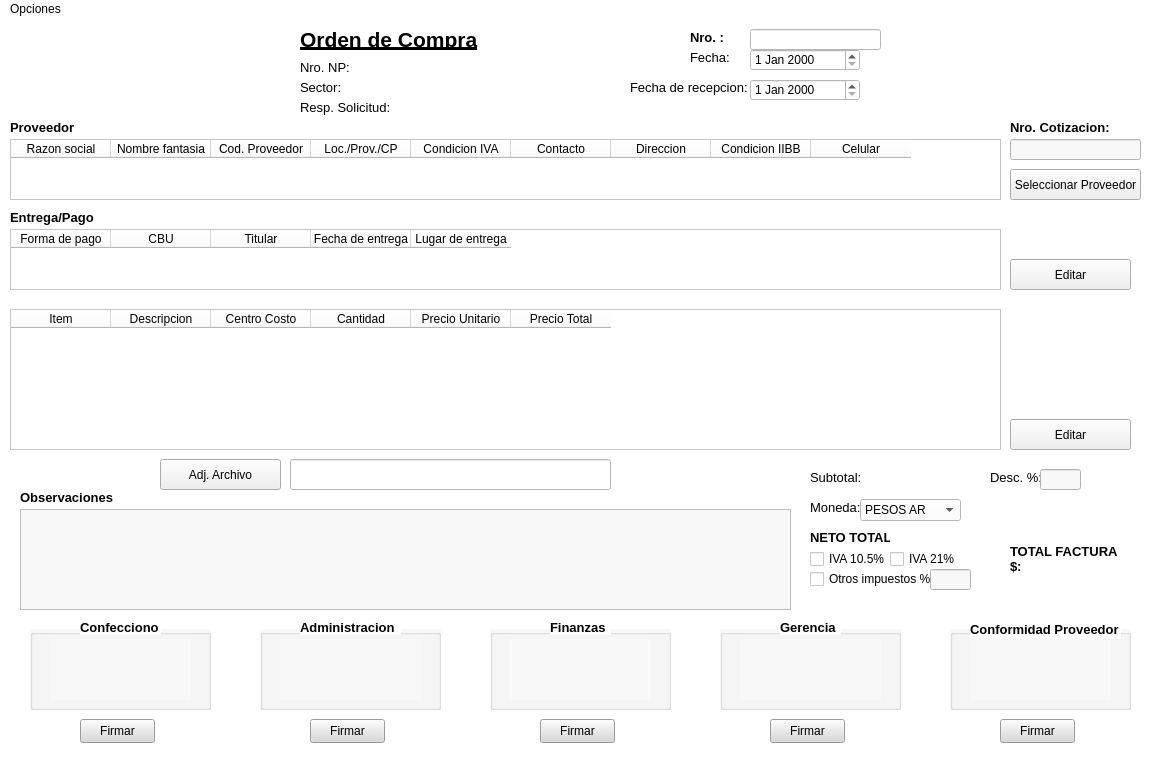
Qt form editar_oc.ui (AyeQuinteros15/DemoPracticas) before a commit.
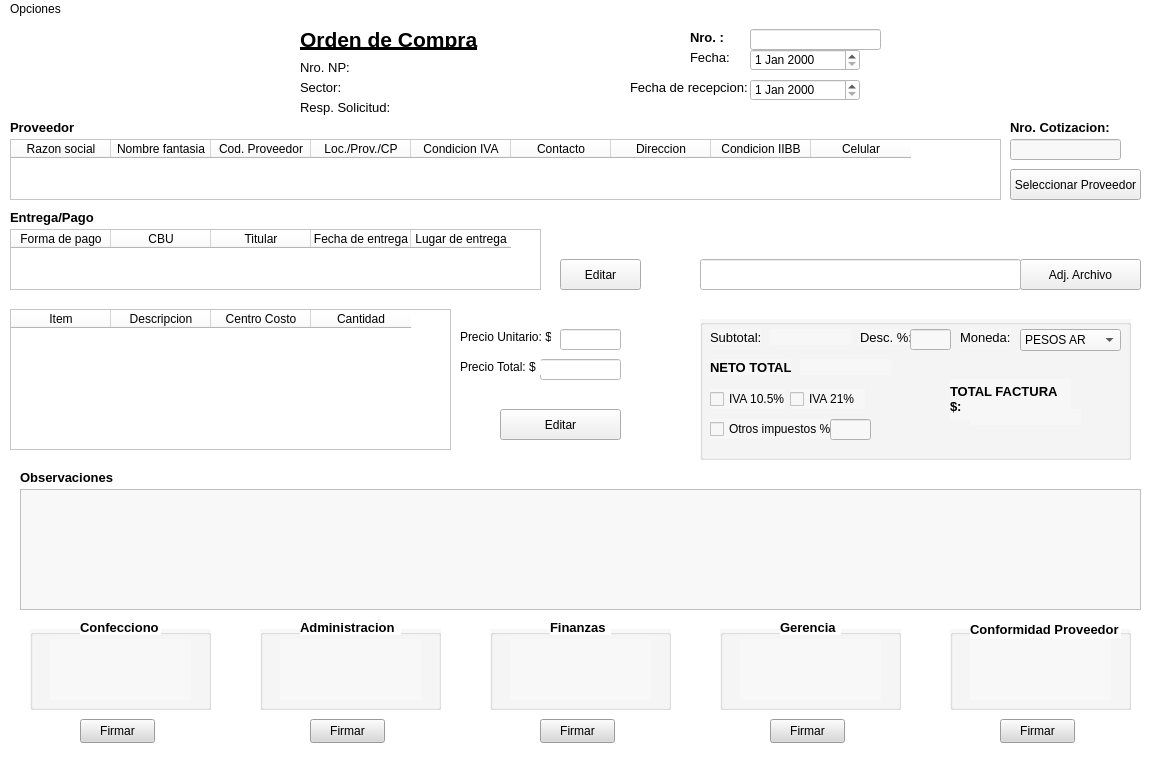
The same form after that commit. Icons and pictures are not drawn.

The edit to the form file:
```diff
--- a/editar_oc.ui
+++ b/editar_oc.ui
@@ -6,12 +6,12 @@
    <rect>
     <x>0</x>
     <y>0</y>
-    <width>1153</width>
+    <width>1163</width>
     <height>768</height>
    </rect>
   </property>
   <property name="sizePolicy">
-   <sizepolicy hsizetype="Expanding" vsizetype="Expanding">
+   <sizepolicy hsizetype="Preferred" vsizetype="Preferred">
     <horstretch>0</horstretch>
     <verstretch>0</verstretch>
    </sizepolicy>
@@ -39,9 +39,9 @@
     <property name="geometry">
      <rect>
       <x>20</x>
-      <y>490</y>
-      <width>771</width>
-      <height>101</height>
+      <y>470</y>
+      <width>1121</width>
+      <height>121</height>
      </rect>
     </property>
     <property name="styleSheet">
@@ -91,7 +91,7 @@
      <rect>
       <x>10</x>
       <y>290</y>
-      <width>991</width>
+      <width>441</width>
       <height>141</height>
      </rect>
     </property>
@@ -118,16 +118,6 @@
       <string>Cantidad</string>
      </property>
     </column>
-    <column>
-     <property name="text">
-      <string>Precio Unitario</string>
-     </property>
-    </column>
-    <column>
-     <property name="text">
-      <string>Precio Total</string>
-     </property>
-    </column>
    </widget>
    <widget class="QLabel" name="label_7">
     <property name="geometry">
@@ -491,7 +481,7 @@
      <rect>
       <x>1010</x>
       <y>120</y>
-      <width>131</width>
+      <width>111</width>
       <height>21</height>
      </rect>
     </property>
@@ -523,7 +513,7 @@
      <rect>
       <x>10</x>
       <y>210</y>
-      <width>991</width>
+      <width>531</width>
       <height>61</height>
      </rect>
     </property>
@@ -561,9 +551,9 @@
    <widget class="QPushButton" name="btnEditarEntregaPago">
     <property name="geometry">
      <rect>
-      <x>1010</x>
+      <x>560</x>
       <y>240</y>
-      <width>121</width>
+      <width>81</width>
       <height>31</height>
      </rect>
     </property>
@@ -577,8 +567,8 @@
    <widget class="QPushButton" name="btnEditarItems">
     <property name="geometry">
      <rect>
-      <x>1010</x>
-      <y>400</y>
+      <x>500</x>
+      <y>390</y>
       <width>121</width>
       <height>31</height>
      </rect>
@@ -594,7 +584,7 @@
     <property name="geometry">
      <rect>
       <x>20</x>
-      <y>470</y>
+      <y>450</y>
       <width>101</width>
       <height>16</height>
      </rect>
@@ -609,243 +599,6 @@
      <string>Observaciones</string>
     </property>
    </widget>
-   <widget class="QLabel" name="label_27">
-    <property name="geometry">
-     <rect>
-      <x>810</x>
-      <y>450</y>
-      <width>51</width>
-      <height>16</height>
-     </rect>
-    </property>
-    <property name="font">
-     <font>
-      <pointsize>10</pointsize>
-      <bold>false</bold>
-     </font>
-    </property>
-    <property name="text">
-     <string>Subtotal:</string>
-    </property>
-   </widget>
-   <widget class="QLabel" name="lblSubtotalOC">
-    <property name="geometry">
-     <rect>
-      <x>860</x>
-      <y>450</y>
-      <width>121</width>
-      <height>16</height>
-     </rect>
-    </property>
-    <property name="font">
-     <font>
-      <pointsize>10</pointsize>
-      <bold>true</bold>
-     </font>
-    </property>
-    <property name="text">
-     <string/>
-    </property>
-   </widget>
-   <widget class="QLabel" name="label_28">
-    <property name="geometry">
-     <rect>
-      <x>990</x>
-      <y>450</y>
-      <width>51</width>
-      <height>16</height>
-     </rect>
-    </property>
-    <property name="font">
-     <font>
-      <pointsize>10</pointsize>
-      <bold>false</bold>
-     </font>
-    </property>
-    <property name="text">
-     <string>Desc. %:</string>
-    </property>
-   </widget>
-   <widget class="QLineEdit" name="txtDescuentoOC">
-    <property name="geometry">
-     <rect>
-      <x>1040</x>
-      <y>450</y>
-      <width>41</width>
-      <height>21</height>
-     </rect>
-    </property>
-    <property name="styleSheet">
-     <string notr="true">background-color: rgb(248, 248, 248);</string>
-    </property>
-   </widget>
-   <widget class="QLabel" name="label_29">
-    <property name="geometry">
-     <rect>
-      <x>810</x>
-      <y>510</y>
-      <width>81</width>
-      <height>16</height>
-     </rect>
-    </property>
-    <property name="font">
-     <font>
-      <pointsize>10</pointsize>
-      <bold>true</bold>
-     </font>
-    </property>
-    <property name="text">
-     <string>NETO TOTAL:</string>
-    </property>
-   </widget>
-   <widget class="QLabel" name="lblNetoTotalOC">
-    <property name="geometry">
-     <rect>
-      <x>890</x>
-      <y>510</y>
-      <width>91</width>
-      <height>16</height>
-     </rect>
-    </property>
-    <property name="font">
-     <font>
-      <pointsize>10</pointsize>
-      <bold>true</bold>
-     </font>
-    </property>
-    <property name="text">
-     <string/>
-    </property>
-   </widget>
-   <widget class="QCheckBox" name="checkBoxIVA10">
-    <property name="geometry">
-     <rect>
-      <x>810</x>
-      <y>530</y>
-      <width>75</width>
-      <height>20</height>
-     </rect>
-    </property>
-    <property name="text">
-     <string>IVA 10.5%</string>
-    </property>
-   </widget>
-   <widget class="QCheckBox" name="checkBoxIVA21">
-    <property name="geometry">
-     <rect>
-      <x>890</x>
-      <y>530</y>
-      <width>75</width>
-      <height>20</height>
-     </rect>
-    </property>
-    <property name="text">
-     <string>IVA 21%</string>
-    </property>
-   </widget>
-   <widget class="QCheckBox" name="checkBoxOtroImpuesto">
-    <property name="geometry">
-     <rect>
-      <x>810</x>
-      <y>550</y>
-      <width>121</width>
-      <height>20</height>
-     </rect>
-    </property>
-    <property name="text">
-     <string>Otros impuestos %</string>
-    </property>
-   </widget>
-   <widget class="QLineEdit" name="txtOtroImpuesto">
-    <property name="geometry">
-     <rect>
-      <x>930</x>
-      <y>550</y>
-      <width>41</width>
-      <height>21</height>
-     </rect>
-    </property>
-    <property name="styleSheet">
-     <string notr="true">background-color: rgb(248, 248, 248);</string>
-    </property>
-   </widget>
-   <widget class="QLabel" name="label_31">
-    <property name="geometry">
-     <rect>
-      <x>1010</x>
-      <y>520</y>
-      <width>121</width>
-      <height>41</height>
-     </rect>
-    </property>
-    <property name="font">
-     <font>
-      <pointsize>10</pointsize>
-      <bold>true</bold>
-     </font>
-    </property>
-    <property name="text">
-     <string>&lt;html&gt;&lt;head/&gt;&lt;body&gt;&lt;p&gt;TOTAL FACTURA&lt;br/&gt;$:&lt;/p&gt;&lt;/body&gt;&lt;/html&gt;</string>
-    </property>
-   </widget>
-   <widget class="QLabel" name="lblTotalFactura">
-    <property name="geometry">
-     <rect>
-      <x>1030</x>
-      <y>560</y>
-      <width>111</width>
-      <height>16</height>
-     </rect>
-    </property>
-    <property name="font">
-     <font>
-      <pointsize>11</pointsize>
-      <bold>true</bold>
-     </font>
-    </property>
-    <property name="text">
-     <string/>
-    </property>
-   </widget>
-   <widget class="QLabel" name="label_32">
-    <property name="geometry">
-     <rect>
-      <x>810</x>
-      <y>480</y>
-      <width>51</width>
-      <height>16</height>
-     </rect>
-    </property>
-    <property name="font">
-     <font>
-      <pointsize>10</pointsize>
-      <bold>false</bold>
-     </font>
-    </property>
-    <property name="text">
-     <string>Moneda:</string>
-    </property>
-   </widget>
-   <widget class="QComboBox" name="comboBox">
-    <property name="geometry">
-     <rect>
-      <x>860</x>
-      <y>480</y>
-      <width>101</width>
-      <height>22</height>
-     </rect>
-    </property>
-    <item>
-     <property name="text">
-      <string>PESOS AR</string>
-     </property>
-    </item>
-    <item>
-     <property name="text">
-      <string>DOLARES US</string>
-     </property>
-    </item>
-   </widget>
    <widget class="QGroupBox" name="groupBox_3">
     <property name="geometry">
      <rect>
@@ -1013,8 +766,8 @@
    <widget class="QPushButton" name="btnAdjuntarArchivo_OC">
     <property name="geometry">
      <rect>
-      <x>160</x>
-      <y>440</y>
+      <x>1020</x>
+      <y>240</y>
       <width>121</width>
       <height>31</height>
      </rect>
@@ -1029,8 +782,8 @@
    <widget class="QLineEdit" name="textAdjuntarArchivo_OC">
     <property name="geometry">
      <rect>
-      <x>290</x>
-      <y>440</y>
+      <x>700</x>
+      <y>240</y>
       <width>321</width>
       <height>31</height>
      </rect>
@@ -1226,13 +979,312 @@
      <string>Conformidad Proveedor</string>
     </property>
    </widget>
+   <widget class="QLineEdit" name="txtPrecioUnitario_OC">
+    <property name="geometry">
+     <rect>
+      <x>560</x>
+      <y>310</y>
+      <width>61</width>
+      <height>21</height>
+     </rect>
+    </property>
+   </widget>
+   <widget class="QLineEdit" name="txtPrecioTotal_OC">
+    <property name="geometry">
+     <rect>
+      <x>540</x>
+      <y>340</y>
+      <width>81</width>
+      <height>21</height>
+     </rect>
+    </property>
+   </widget>
+   <widget class="QLabel" name="label">
+    <property name="geometry">
+     <rect>
+      <x>460</x>
+      <y>310</y>
+      <width>91</width>
+      <height>16</height>
+     </rect>
+    </property>
+    <property name="text">
+     <string>Precio Unitario: $</string>
+    </property>
+   </widget>
+   <widget class="QLabel" name="label_2">
+    <property name="geometry">
+     <rect>
+      <x>460</x>
+      <y>340</y>
+      <width>81</width>
+      <height>16</height>
+     </rect>
+    </property>
+    <property name="text">
+     <string>Precio Total: $</string>
+    </property>
+   </widget>
+   <widget class="QGroupBox" name="groupBox">
+    <property name="geometry">
+     <rect>
+      <x>700</x>
+      <y>300</y>
+      <width>431</width>
+      <height>141</height>
+     </rect>
+    </property>
+    <property name="styleSheet">
+     <string notr="true">background-color: rgb(247, 247, 247);</string>
+    </property>
+    <property name="title">
+     <string/>
+    </property>
+    <widget class="QLabel" name="label_27">
+     <property name="geometry">
+      <rect>
+       <x>10</x>
+       <y>10</y>
+       <width>51</width>
+       <height>16</height>
+      </rect>
+     </property>
+     <property name="font">
+      <font>
+       <pointsize>10</pointsize>
+       <bold>false</bold>
+      </font>
+     </property>
+     <property name="text">
+      <string>Subtotal:</string>
+     </property>
+    </widget>
+    <widget class="QLabel" name="lblSubtotalOC">
+     <property name="geometry">
+      <rect>
+       <x>70</x>
+       <y>10</y>
+       <width>81</width>
+       <height>16</height>
+      </rect>
+     </property>
+     <property name="font">
+      <font>
+       <pointsize>10</pointsize>
+       <bold>true</bold>
+      </font>
+     </property>
+     <property name="text">
+      <string/>
+     </property>
+    </widget>
+    <widget class="QLabel" name="label_28">
+     <property name="geometry">
+      <rect>
+       <x>160</x>
+       <y>10</y>
+       <width>51</width>
+       <height>16</height>
+      </rect>
+     </property>
+     <property name="font">
+      <font>
+       <pointsize>10</pointsize>
+       <bold>false</bold>
+      </font>
+     </property>
+     <property name="text">
+      <string>Desc. %:</string>
+     </property>
+    </widget>
+    <widget class="QLineEdit" name="txtDescuentoOC">
+     <property name="geometry">
+      <rect>
+       <x>210</x>
+       <y>10</y>
+       <width>41</width>
+       <height>21</height>
+      </rect>
+     </property>
+     <property name="styleSheet">
+      <string notr="true">background-color: rgb(248, 248, 248);</string>
+     </property>
+    </widget>
+    <widget class="QLabel" name="label_32">
+     <property name="geometry">
+      <rect>
+       <x>260</x>
+       <y>10</y>
+       <width>51</width>
+       <height>16</height>
+      </rect>
+     </property>
+     <property name="font">
+      <font>
+       <pointsize>10</pointsize>
+       <bold>false</bold>
+      </font>
+     </property>
+     <property name="text">
+      <string>Moneda:</string>
+     </property>
+    </widget>
+    <widget class="QComboBox" name="comboBox">
+     <property name="geometry">
+      <rect>
+       <x>320</x>
+       <y>10</y>
+       <width>101</width>
+       <height>22</height>
+      </rect>
+     </property>
+     <item>
+      <property name="text">
+       <string>PESOS AR</string>
+      </property>
+     </item>
+     <item>
+      <property name="text">
+       <string>DOLARES US</string>
+      </property>
+     </item>
+    </widget>
+    <widget class="QLabel" name="label_29">
+     <property name="geometry">
+      <rect>
+       <x>10</x>
+       <y>40</y>
+       <width>81</width>
+       <height>16</height>
+      </rect>
+     </property>
+     <property name="font">
+      <font>
+       <pointsize>10</pointsize>
+       <bold>true</bold>
+      </font>
+     </property>
+     <property name="text">
+      <string>NETO TOTAL:</string>
+     </property>
+    </widget>
+    <widget class="QLabel" name="lblNetoTotalOC">
+     <property name="geometry">
+      <rect>
+       <x>100</x>
+       <y>40</y>
+       <width>91</width>
+       <height>16</height>
+      </rect>
+     </property>
+     <property name="font">
+      <font>
+       <pointsize>10</pointsize>
+       <bold>true</bold>
+      </font>
+     </property>
+     <property name="text">
+      <string/>
+     </property>
+    </widget>
+    <widget class="QCheckBox" name="checkBoxIVA10">
+     <property name="geometry">
+      <rect>
+       <x>10</x>
+       <y>70</y>
+       <width>75</width>
+       <height>20</height>
+      </rect>
+     </property>
+     <property name="text">
+      <string>IVA 10.5%</string>
+     </property>
+    </widget>
+    <widget class="QCheckBox" name="checkBoxIVA21">
+     <property name="geometry">
+      <rect>
+       <x>90</x>
+       <y>70</y>
+       <width>75</width>
+       <height>20</height>
+      </rect>
+     </property>
+     <property name="text">
+      <string>IVA 21%</string>
+     </property>
+    </widget>
+    <widget class="QCheckBox" name="checkBoxOtroImpuesto">
+     <property name="geometry">
+      <rect>
+       <x>10</x>
+       <y>100</y>
+       <width>121</width>
+       <height>20</height>
+      </rect>
+     </property>
+     <property name="text">
+      <string>Otros impuestos %</string>
+     </property>
+    </widget>
+    <widget class="QLineEdit" name="txtOtroImpuesto">
+     <property name="geometry">
+      <rect>
+       <x>130</x>
+       <y>100</y>
+       <width>41</width>
+       <height>21</height>
+      </rect>
+     </property>
+     <property name="styleSheet">
+      <string notr="true">background-color: rgb(248, 248, 248);</string>
+     </property>
+    </widget>
+    <widget class="QLabel" name="label_31">
+     <property name="geometry">
+      <rect>
+       <x>250</x>
+       <y>60</y>
+       <width>121</width>
+       <height>41</height>
+      </rect>
+     </property>
+     <property name="font">
+      <font>
+       <pointsize>10</pointsize>
+       <bold>true</bold>
+      </font>
+     </property>
+     <property name="text">
+      <string>&lt;html&gt;&lt;head/&gt;&lt;body&gt;&lt;p&gt;TOTAL FACTURA&lt;br/&gt;$:&lt;/p&gt;&lt;/body&gt;&lt;/html&gt;</string>
+     </property>
+    </widget>
+    <widget class="QLabel" name="lblTotalFactura">
+     <property name="geometry">
+      <rect>
+       <x>270</x>
+       <y>90</y>
+       <width>111</width>
+       <height>16</height>
+      </rect>
+     </property>
+     <property name="font">
+      <font>
+       <pointsize>14</pointsize>
+       <bold>true</bold>
+      </font>
+     </property>
+     <property name="text">
+      <string/>
+     </property>
+    </widget>
+   </widget>
   </widget>
   <widget class="QMenuBar" name="menubar">
    <property name="geometry">
     <rect>
      <x>0</x>
      <y>0</y>
-     <width>1153</width>
+     <width>1163</width>
      <height>22</height>
     </rect>
    </property>
```
